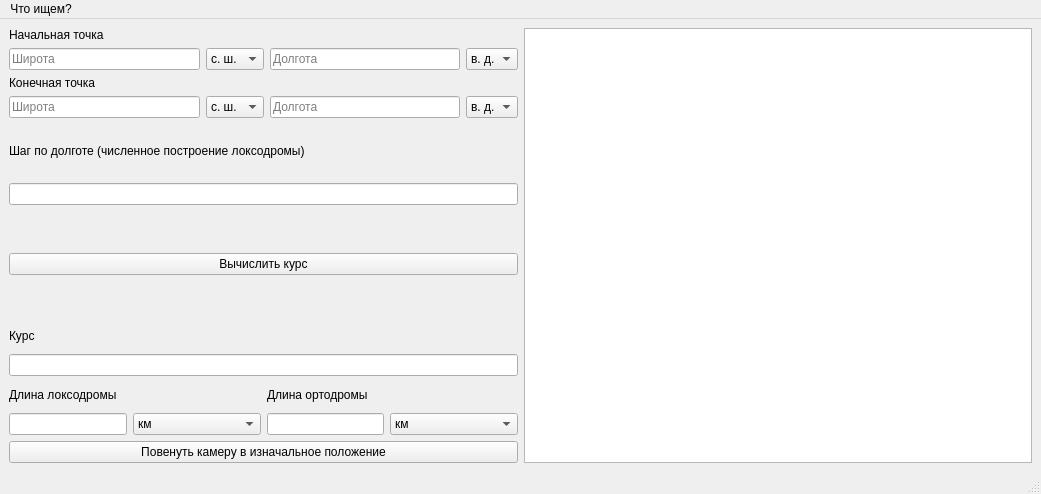
The window that loxodrome_calculator/Forms/mainwindow.ui (gr1do/Loxodrome_calculator) describes before a commit, drawn with Qt 5.
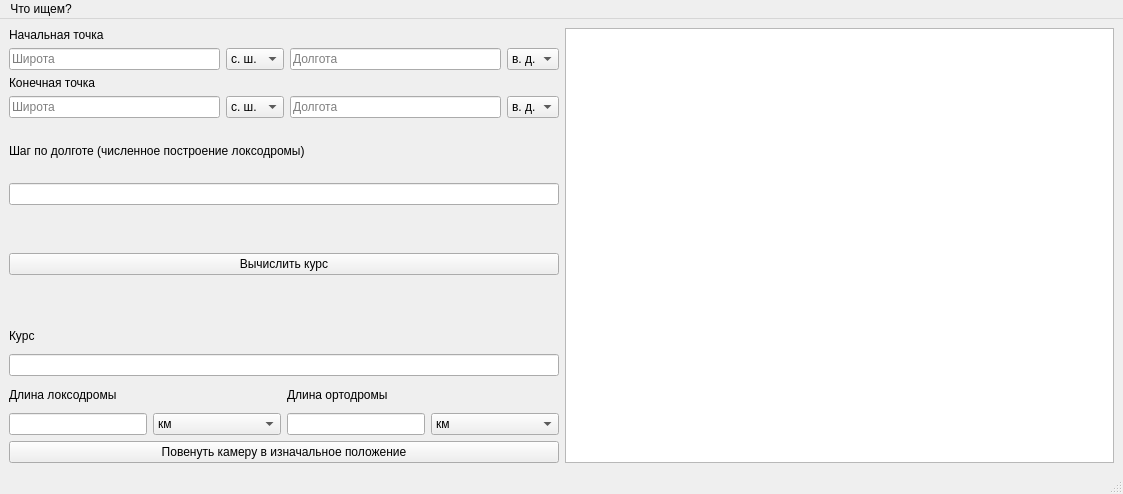
The same window after the commit.

```diff
--- a/loxodrome_calculator/Forms/mainwindow.ui
+++ b/loxodrome_calculator/Forms/mainwindow.ui
@@ -6,7 +6,7 @@
    <rect>
     <x>0</x>
     <y>0</y>
-    <width>1041</width>
+    <width>1123</width>
     <height>494</height>
    </rect>
   </property>
@@ -269,7 +269,7 @@
     <rect>
      <x>0</x>
      <y>0</y>
-     <width>1041</width>
+     <width>1123</width>
      <height>26</height>
     </rect>
    </property>
```
